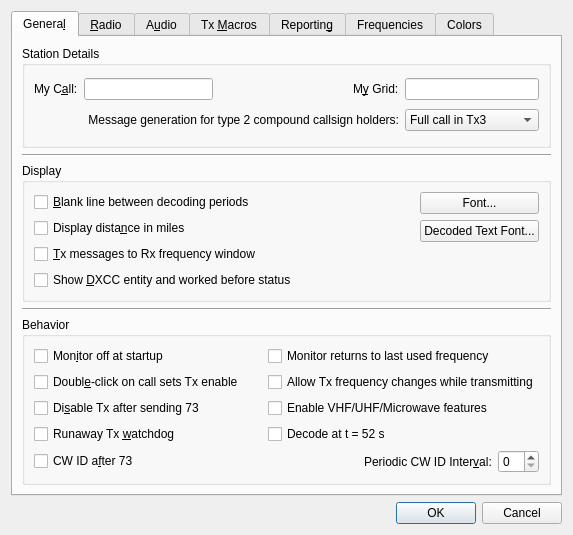
The window that Configuration.ui (mtharp/wsjtx-mirror) describes before a commit, drawn with Qt 5.
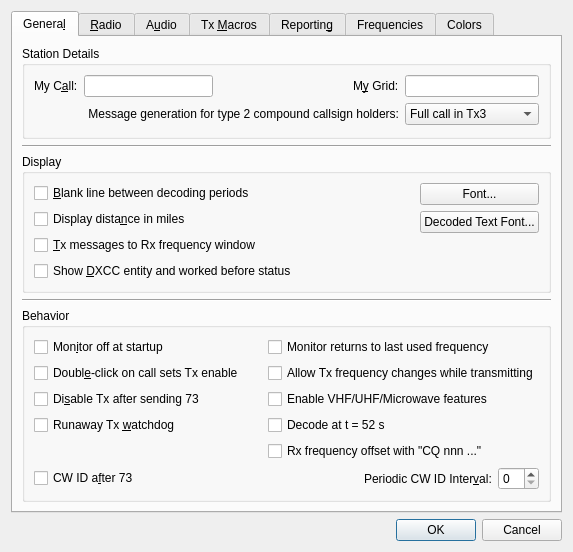
The same window after the commit.

What changed in the file:
```diff
--- a/Configuration.ui
+++ b/Configuration.ui
@@ -293,7 +293,7 @@
             </property>
            </widget>
           </item>
-          <item row="5" column="0" colspan="2">
+          <item row="6" column="0" colspan="2">
            <layout class="QHBoxLayout" name="horizontalLayout_9">
             <item>
              <widget class="QCheckBox" name="CW_id_after_73_check_box">
@@ -386,6 +386,13 @@
             </property>
            </widget>
           </item>
+          <item row="4" column="1">
+           <widget class="QCheckBox" name="offset_Rx_freq_check_box">
+            <property name="text">
+             <string>Rx frequency offset with &quot;CQ nnn ...&quot;</string>
+            </property>
+           </widget>
+          </item>
          </layout>
         </widget>
        </item>
```
Left out of the diff: 8 changed lines with no effect on the pictures.
